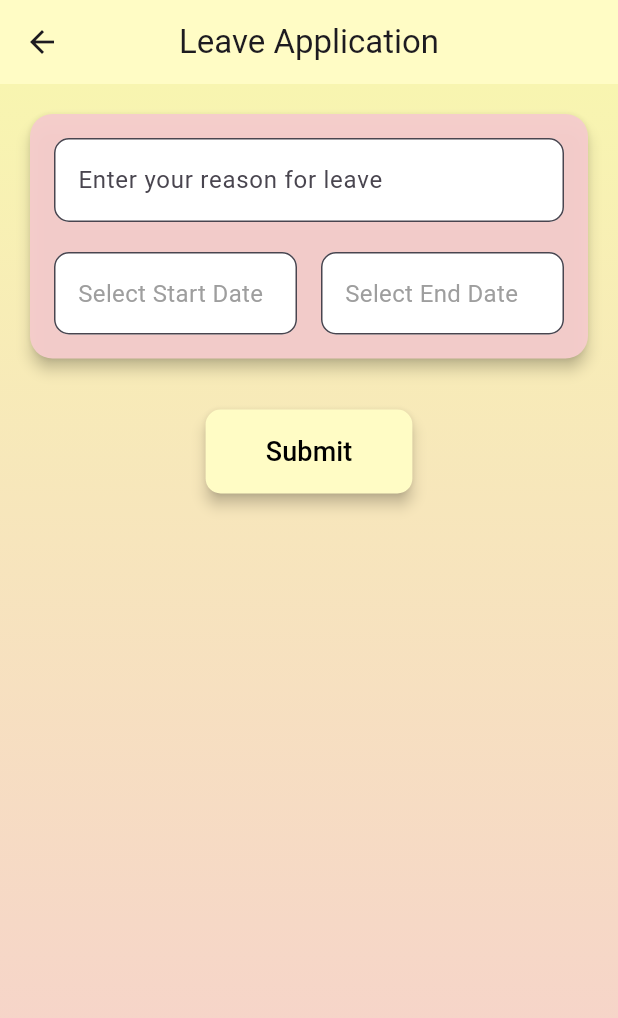
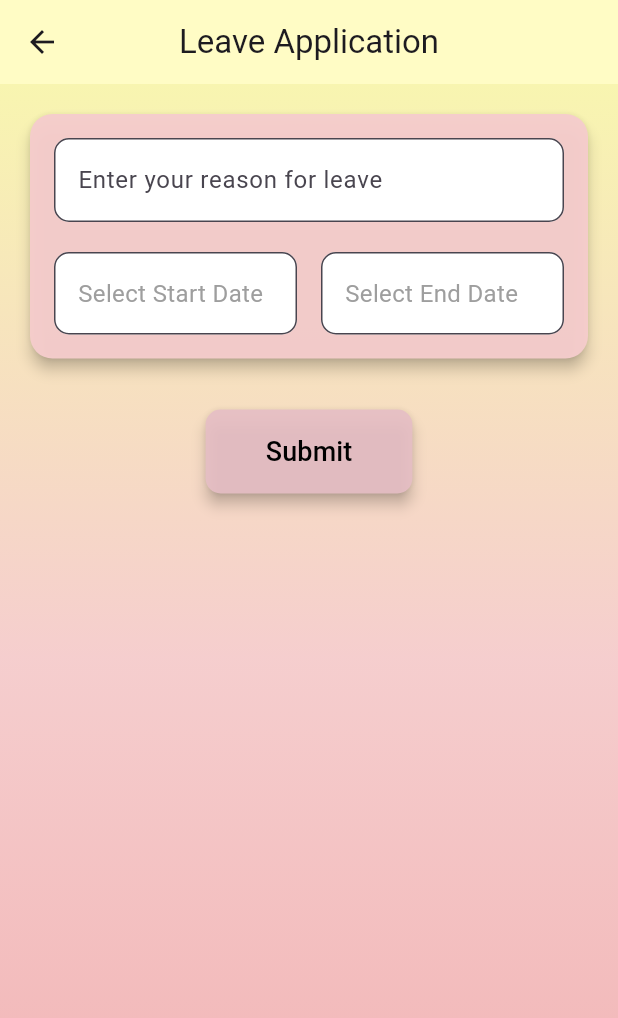
Before and after one commit to navendunandu/WellNest, a Flutter app: the ApplyLeave screen opened directly, on a phone screen of 412 x 824 dp. Shown: the top 1018 px of the screen. Run offline on Flutter 3.47's test engine with Material 3 defaults, Android fonts, the phone set to English and light mode, and no system bars; our stand-ins replace file_picker, flutter_secure_storage, google_fonts, image_picker, lottie, supabase_flutter; accounts and stored records are empty.

Commit message:
Refactor ApplyLeave screen: remove unused leaveType variable and update color gradients for better UI

```diff
--- a/Project/caretaker_wellnest/lib/screens/apply_leave.dart
+++ b/Project/caretaker_wellnest/lib/screens/apply_leave.dart
@@ -13,7 +13,6 @@ class _ApplyLeaveState extends State<ApplyLeave> {
   final _reasonController = TextEditingController();
   DateTime? _startDate;
   DateTime? _endDate;
-  String? _leaveType;
   bool _isLoading = false;
 
   Future<void> _selectDate(BuildContext context, bool isStartDate) async {
@@ -99,8 +98,9 @@ class _ApplyLeaveState extends State<ApplyLeave> {
             begin: Alignment.topCenter,
             end: Alignment.bottomCenter,
             colors: [
-              Color.fromARGB(255, 248, 245, 176), // Light yellow
-              const Color.fromARGB(245, 245, 204, 204), // White
+              Color.fromARGB(255, 248, 245, 176),
+              Color.fromARGB(245, 245, 204, 204),
+               Color.fromARGB(230, 240, 169, 169)
             ],
           ),
         ),
@@ -208,7 +208,7 @@ class _ApplyLeaveState extends State<ApplyLeave> {
                         onPressed: _submitForm,
                         style: ElevatedButton.styleFrom(
                           backgroundColor: Color.fromARGB(
-                              255, 255, 252, 197), // Button color
+                              230, 230, 190, 197), // Button color
                           padding: const EdgeInsets.symmetric(
                               horizontal: 40, vertical: 15),
                           shape: RoundedRectangleBorder(
```
